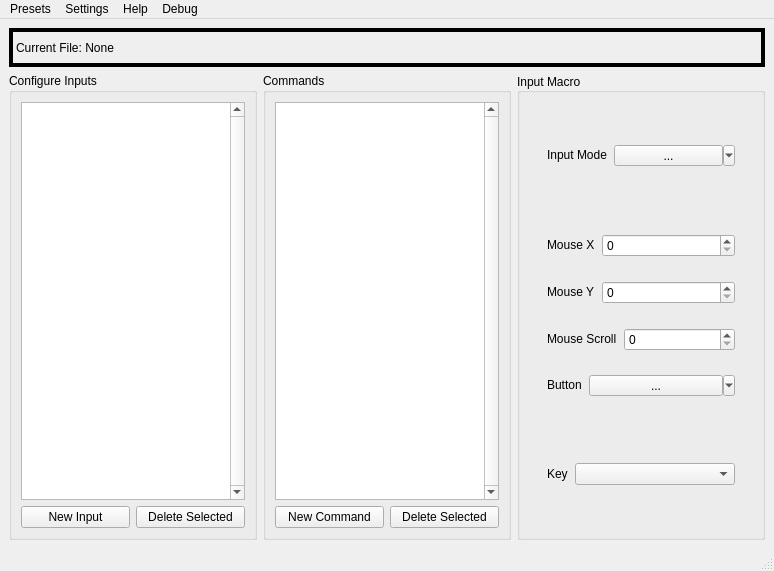
Old version of the form OpenMacro-GUI/App/mainwindow.ui in the repository jerry20091103/OpenMacro.
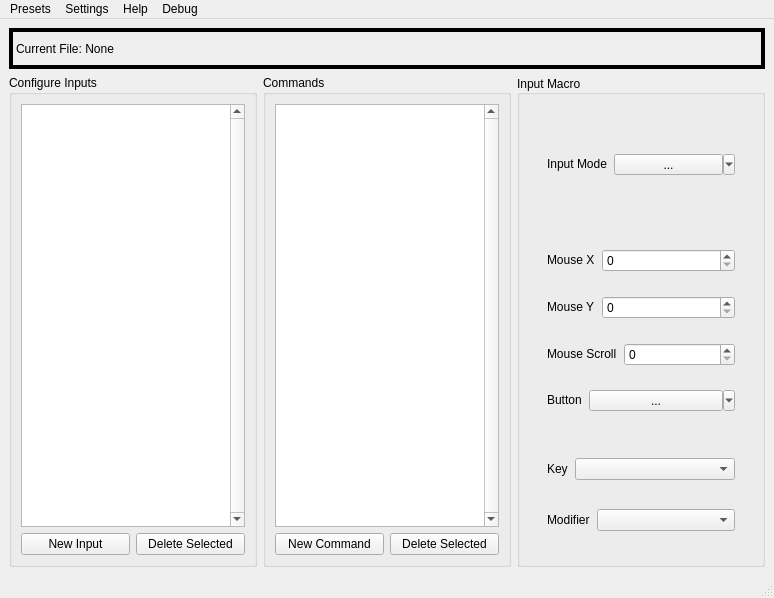
New version of the form. Custom widgets are drawn as their Qt base class.

```diff
--- a/OpenMacro-GUI/App/mainwindow.ui
+++ b/OpenMacro-GUI/App/mainwindow.ui
@@ -7,7 +7,7 @@
     <x>0</x>
     <y>0</y>
     <width>774</width>
-    <height>571</height>
+    <height>598</height>
    </rect>
   </property>
   <property name="windowTitle">
@@ -401,6 +401,41 @@
               </layout>
              </widget>
             </item>
+            <item>
+             <widget class="QWidget" name="horizontalWidget_3" native="true">
+              <property name="sizePolicy">
+               <sizepolicy hsizetype="Preferred" vsizetype="Fixed">
+                <horstretch>0</horstretch>
+                <verstretch>0</verstretch>
+               </sizepolicy>
+              </property>
+              <layout class="QHBoxLayout" name="horizontalLayout_8" stretch="0,0">
+               <property name="spacing">
+                <number>7</number>
+               </property>
+               <item>
+                <widget class="QLabel" name="label_7">
+                 <property name="sizePolicy">
+                  <sizepolicy hsizetype="Fixed" vsizetype="Fixed">
+                   <horstretch>0</horstretch>
+                   <verstretch>0</verstretch>
+                  </sizepolicy>
+                 </property>
+                 <property name="text">
+                  <string>Modifier</string>
+                 </property>
+                </widget>
+               </item>
+               <item>
+                <widget class="QComboBox" name="modifierInput">
+                 <property name="placeholderText">
+                  <string>None Selected</string>
+                 </property>
+                </widget>
+               </item>
+              </layout>
+             </widget>
+            </item>
            </layout>
           </widget>
          </item>
```
Left out of the diff: 39 changed lines with no effect on the pictures.
